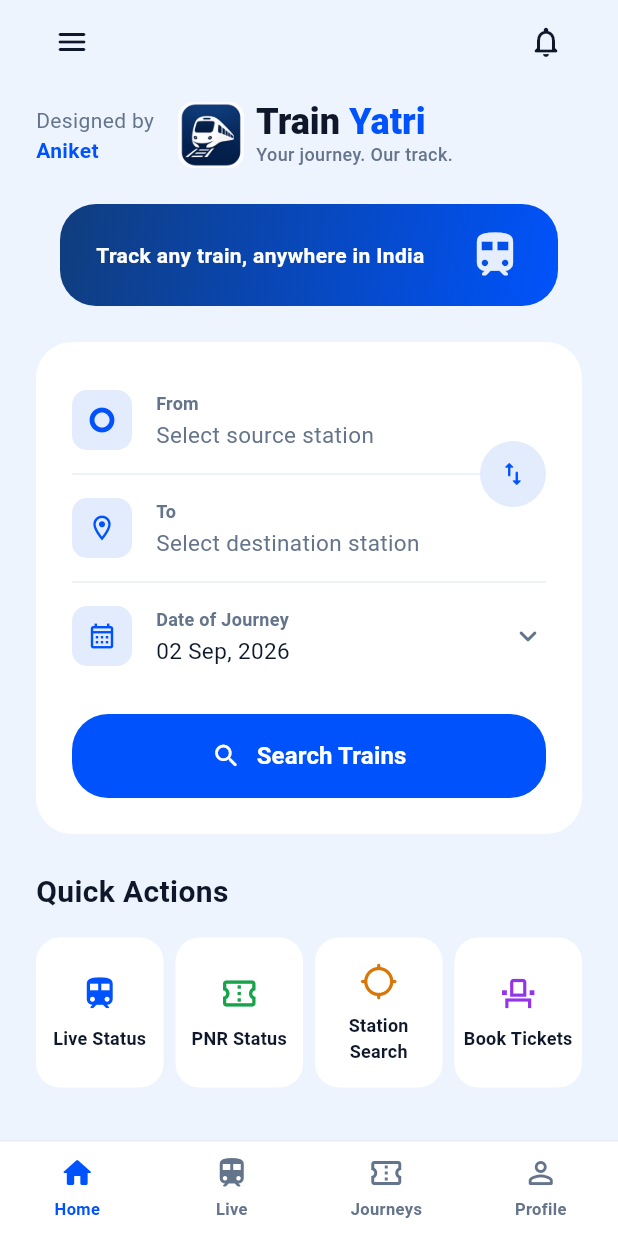
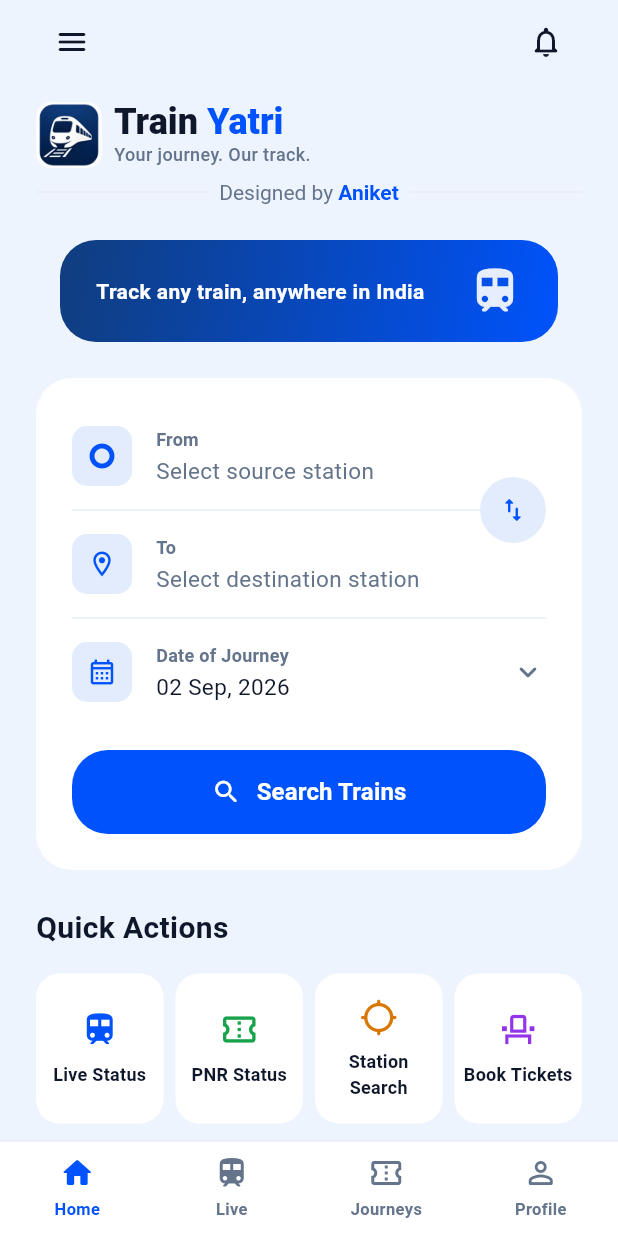
Before and after one commit to iamankoo/Train-Yatri, a Flutter app: the screen it shows after launch, on a phone screen of 412 x 824 dp. Run offline on Flutter 3.47's test engine with Material 3 defaults, Android fonts, the phone set to English and light mode, and no system bars; our stand-ins replace csv, flutter_riverpod, package_info_plus, shared_preferences, sqflite, sqflite_common; accounts and stored records are empty; network calls fail.

Commit message:
style(home): match the brand header top area to the supplied top.png reference
Icon + "Train Yatri" wordmark/tagline now sit on their own row, with
"Designed by Aniket" moved to a centered credit line (with flanking
dividers) beneath it, matching assets/top.png exactly. Only this
header block changed; the rest of Home (top bar, hero banner, search
card, quick actions, recent searches, bottom nav) is untouched.

assets/top.png is committed as a design reference only - not declared
in pubspec.yaml's bundled asset list, so it adds nothing to the
release APK size.

Co-Authored-By: Claude Sonnet 5 <noreply@anthropic.com>
Claude-Session: https://claude.ai/code/session_01FftREwMBWw58tFLPRQQ71U

```diff
--- a/lib/features/home/widgets/brand_header.dart
+++ b/lib/features/home/widgets/brand_header.dart
@@ -4,32 +4,20 @@ import '../../../shared/theme/app_colors.dart';
 import '../../../shared/theme/app_spacing.dart';
 import '../../../shared/theme/app_text_styles.dart';
 
-/// "Designed by Aniket" + logo + "Train Yatri" wordmark + tagline block,
-/// reproducing the reference mainpage design with real text/image
-/// widgets (not a screenshot).
+/// Logo + "Train Yatri" wordmark + tagline, with a centered
+/// "— Designed by Aniket —" credit line beneath it (assets/top.png is
+/// the exact reference this reproduces with real text/image widgets,
+/// not a screenshot).
 class BrandHeader extends StatelessWidget {
   const BrandHeader({super.key});
 
   @override
   Widget build(BuildContext context) {
-    return Row(
+    return Column(
+      children: [
+        Row(
           crossAxisAlignment: CrossAxisAlignment.center,
           children: [
-        const Column(
-          crossAxisAlignment: CrossAxisAlignment.start,
-          children: [
-            Text('Designed by', style: AppTextStyles.bodyMuted),
-            Text(
-              'Aniket',
-              style: TextStyle(
-                fontSize: 14,
-                fontWeight: FontWeight.w700,
-                color: AppColors.primary,
-              ),
-            ),
-          ],
-        ),
-        const SizedBox(width: AppSpacing.md),
             ClipRRect(
               borderRadius: BorderRadius.circular(AppRadius.sm),
               child: Image.asset(
@@ -64,6 +52,33 @@ class BrandHeader extends StatelessWidget {
               ),
             ),
           ],
+        ),
+        const SizedBox(height: AppSpacing.sm),
+        Row(
+          children: [
+            const Expanded(child: Divider(color: AppColors.divider)),
+            Padding(
+              padding: const EdgeInsets.symmetric(horizontal: AppSpacing.sm),
+              child: RichText(
+                text: const TextSpan(
+                  style: AppTextStyles.bodyMuted,
+                  children: [
+                    TextSpan(text: 'Designed by '),
+                    TextSpan(
+                      text: 'Aniket',
+                      style: TextStyle(
+                        fontWeight: FontWeight.w700,
+                        color: AppColors.primary,
+                      ),
+                    ),
+                  ],
+                ),
+              ),
+            ),
+            const Expanded(child: Divider(color: AppColors.divider)),
+          ],
+        ),
+      ],
     );
   }
 }
```
Also changed, not shown: assets/top.png (added). Lines whose indentation alone changed are shown as unchanged.
